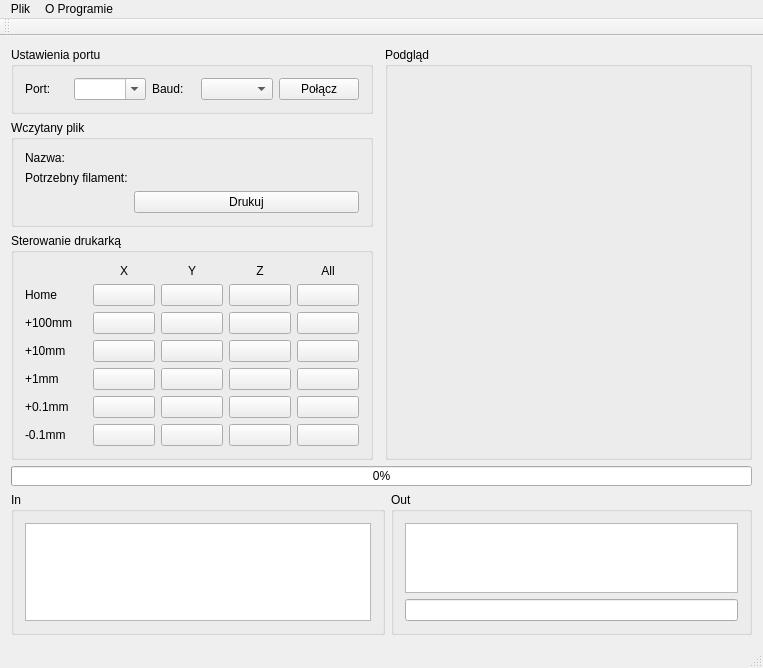
Above: mainwindow.ui from mariolatronico/YARRH before the change. Below: the same form after it.
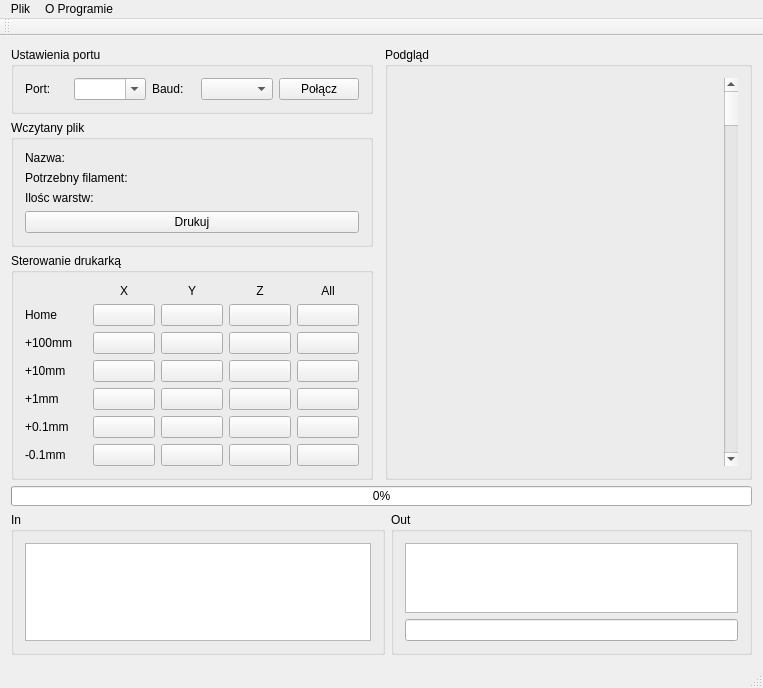
That is the form after the change.

Commit message: Added layer view

Diff of the .ui file:
```diff
--- a/mainwindow.ui
+++ b/mainwindow.ui
@@ -13,6 +13,12 @@
   <property name="windowTitle">
    <string>YARRH v0.0.1</string>
   </property>
+  <property name="layoutDirection">
+   <enum>Qt::LeftToRight</enum>
+  </property>
+  <property name="unifiedTitleAndToolBarOnMac">
+   <bool>false</bool>
+  </property>
   <widget class="QWidget" name="centralWidget">
    <layout class="QGridLayout" name="gridLayout_4">
     <item row="5" column="0" colspan="4">
@@ -169,7 +175,21 @@
             </property>
            </widget>
           </item>
+          <item row="2" column="0">
+           <widget class="QLabel" name="label_15">
+            <property name="text">
+             <string>Ilośc warstw:</string>
+            </property>
+           </widget>
+          </item>
           <item row="2" column="1">
+           <widget class="QLabel" name="layersLbl">
+            <property name="text">
+             <string/>
+            </property>
+           </widget>
+          </item>
+          <item row="3" column="0" colspan="2">
            <widget class="QPushButton" name="printBtn">
             <property name="text">
              <string>Drukuj</string>
@@ -475,6 +495,22 @@
          </property>
         </widget>
        </item>
+       <item row="0" column="3">
+        <widget class="QScrollBar" name="layerScrollBar">
+         <property name="value">
+          <number>99</number>
+         </property>
+         <property name="sliderPosition">
+          <number>99</number>
+         </property>
+         <property name="orientation">
+          <enum>Qt::Vertical</enum>
+         </property>
+         <property name="invertedAppearance">
+          <bool>true</bool>
+         </property>
+        </widget>
+       </item>
       </layout>
      </widget>
     </item>
```
The commit also changes 8 other files.
